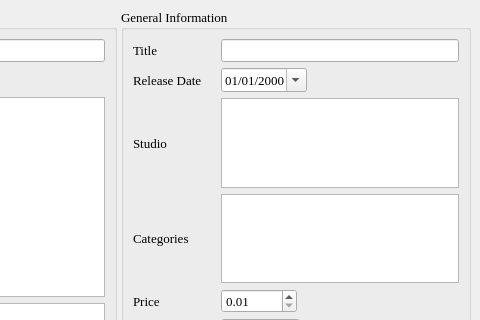
Before: the Qt Designer form dvdinfo.ui in textbrowser/biblioteq, drawn with Qt 5; both pictures show x 520 to 1000 and y 0 to 320 of the 1000 by 700 pixel window.
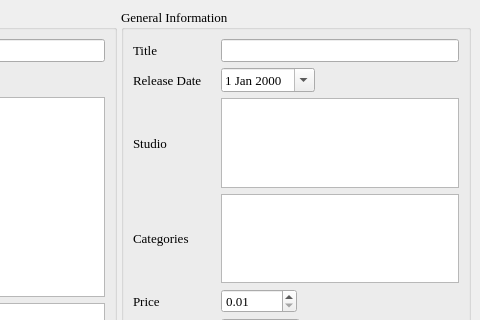
After: the same form once the commit is applied. Icons and pictures are not drawn. Custom widgets are drawn as their Qt base class.

Commit message: Display dates in their native (system's) format. Data will retain MM/dd/yyyy format.

```diff
--- a/dvdinfo.ui
+++ b/dvdinfo.ui
@@ -534,9 +534,6 @@
               <pointsize>10</pointsize>
              </font>
             </property>
-            <property name="displayFormat">
-             <string>MM/dd/yyyy</string>
-            </property>
             <property name="calendarPopup">
              <bool>true</bool>
             </property>
```
The commit also changes 15 other files.
